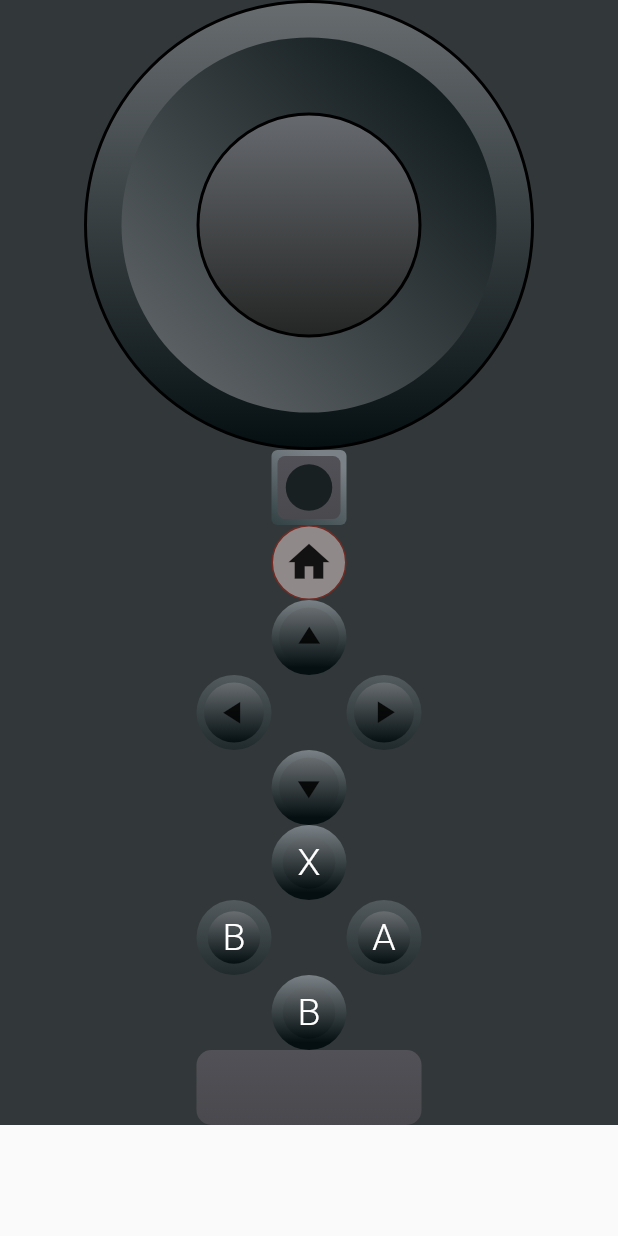
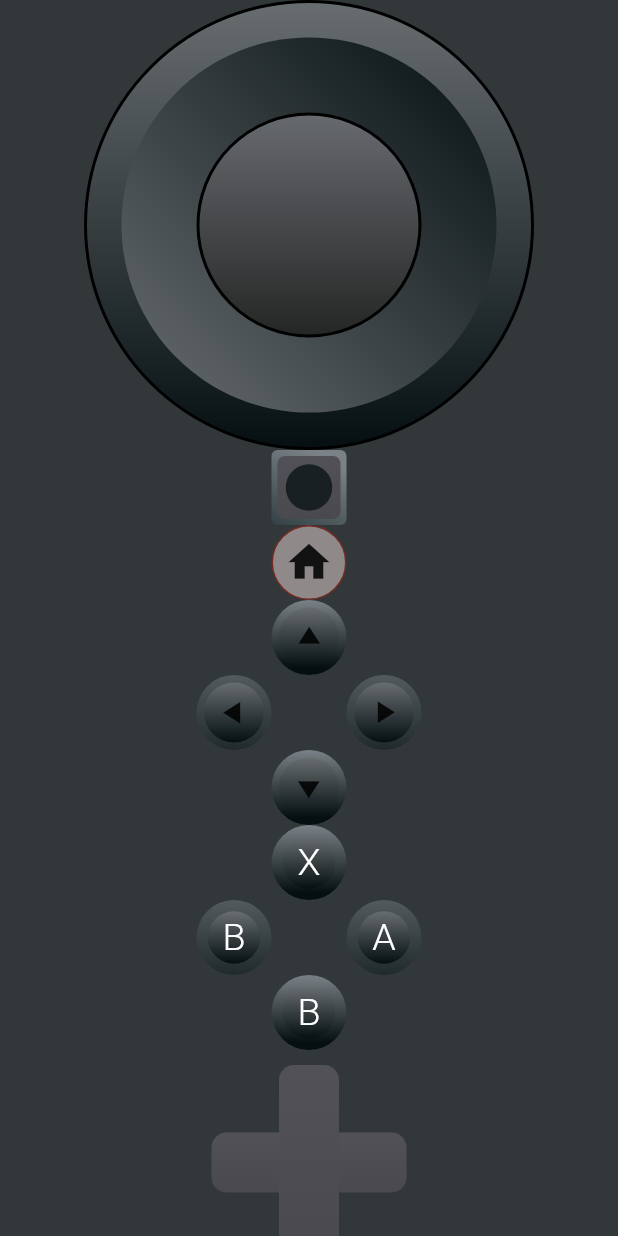
Before and after one commit to GustavoRodriguesDev/nintendo_switch, a Flutter app: the screen it shows after launch, on a phone screen of 412 x 824 dp. Run offline on Flutter 3.47's test engine with Material 2 defaults, Android fonts, the phone set to English and light mode, and no system bars.

Commit message:
PlusButton adicionado

```diff
--- a/lib/componentes/botões componentes/ação/mais_menos.dart
+++ b/lib/componentes/Btn direcionais/ação/mais_menos.dart
@@ -1,15 +1,20 @@
-// ignore_for_file: prefer_const_constructors, prefer_const_literals_to_create_immutables
+// ignore_for_file: prefer_const_constructors, prefer_const_literals_to_create_immutables, use_key_in_widget_constructors
 
 import 'package:flutter/material.dart';
 
 class Retangulo extends StatelessWidget {
-  const Retangulo({Key? key}) : super(key: key);
+  final double altura;
+  final double largura;
+  const Retangulo({
+    required this.altura,
+    required this.largura,
+  });
 
   @override
   Widget build(BuildContext context) {
     return Container(
-      width: 150,
-      height: 50,
+      width: largura,
+      height: altura,
       decoration: BoxDecoration(
         borderRadius: BorderRadius.circular(10),
         gradient: LinearGradient(
--- a/lib/componentes/PlusButton.dart
+++ b/lib/componentes/PlusButton.dart
@@ -1,11 +1,36 @@
+// ignore_for_file: prefer_const_constructors, prefer_const_literals_to_create_immutables, file_names, sized_box_for_whitespace
+
 import 'package:flutter/material.dart';
-import 'package:nintendo_switch/componentes/bot%C3%B5es%20componentes/a%C3%A7%C3%A3o/mais_menos.dart';
+import 'package:nintendo_switch/componentes/Btn%20direcionais/a%C3%A7%C3%A3o/mais_menos.dart';
 
 class PLusButton extends StatelessWidget {
   const PLusButton({Key? key}) : super(key: key);
 
   @override
   Widget build(BuildContext context) {
-    return Retangulo();
+    return Container(
+      height: 150,
+      width: 150,
+      child: Stack(
+        children: [
+          Positioned(
+            top: 10,
+            bottom: 10,
+            right: 10,
+            left: 10,
+            child: Center(
+              child: Retangulo(altura: 40, largura: 150),
+            ),
+          ),
+          Positioned(
+            top: 10,
+            bottom: 10,
+            right: 10,
+            left: 10,
+            child: Center(child: Retangulo(altura: 150, largura: 40)),
+          ),
+        ],
+      ),
+    );
   }
 }
--- a/lib/componentes/actionButton.dart
+++ b/lib/componentes/actionButton.dart
@@ -1,7 +1,7 @@
-// ignore_for_file: sized_box_for_whitespace, prefer_const_literals_to_create_immutables, prefer_const_constructors
+// ignore_for_file: sized_box_for_whitespace, prefer_const_literals_to_create_immutables, prefer_const_constructors, file_names
 
 import 'package:flutter/material.dart';
-import 'package:nintendo_switch/componentes/bot%C3%B5es%20componentes/a%C3%A7%C3%A3o/botaoPequeno.dart';
+import 'package:nintendo_switch/componentes/Btn%20direcionais/a%C3%A7%C3%A3o/botaoPequeno.dart';
 
 class ActionButton extends StatelessWidget {
   const ActionButton({Key? key}) : super(key: key);
--- a/lib/componentes/directionalButton.dart
+++ b/lib/componentes/directionalButton.dart
@@ -1,9 +1,9 @@
-// ignore_for_file: prefer_const_constructors, prefer_const_literals_to_create_immutables, avoid_unnecessary_containers, file_names, unused_import
+// ignore_for_file: prefer_const_constructors, prefer_const_literals_to_create_immutables, avoid_unnecessary_containers, file_names, unused_import, sized_box_for_whitespace
 
 import 'dart:math';
 
 import 'package:flutter/material.dart';
-import 'package:nintendo_switch/componentes/bot%C3%B5es%20componentes/a%C3%A7%C3%A3o/botaoPequeno.dart';
+import 'package:nintendo_switch/componentes/Btn%20direcionais/a%C3%A7%C3%A3o/botaoPequeno.dart';
 
 class DirectionalButton extends StatelessWidget {
   const DirectionalButton({Key? key}) : super(key: key);
```
Also changed, not shown: lib/componentes/Btn direcionais/ação/botaoPequeno.dart (renamed from lib/componentes/botões componentes/ação/botaoPequeno.dart).
